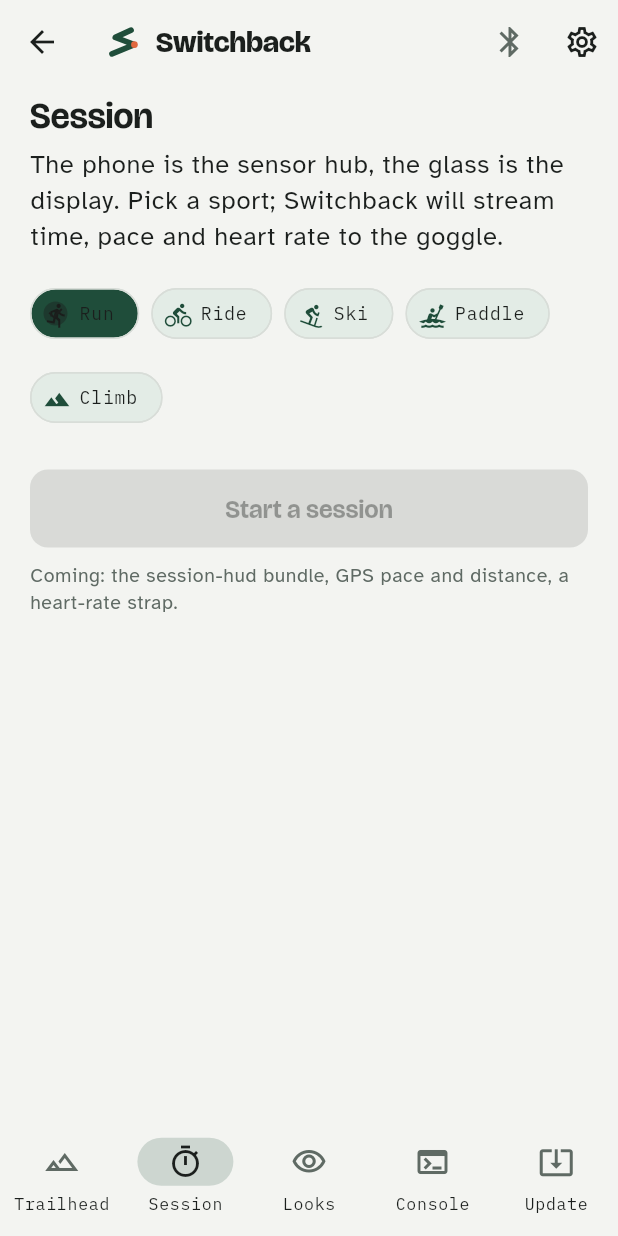
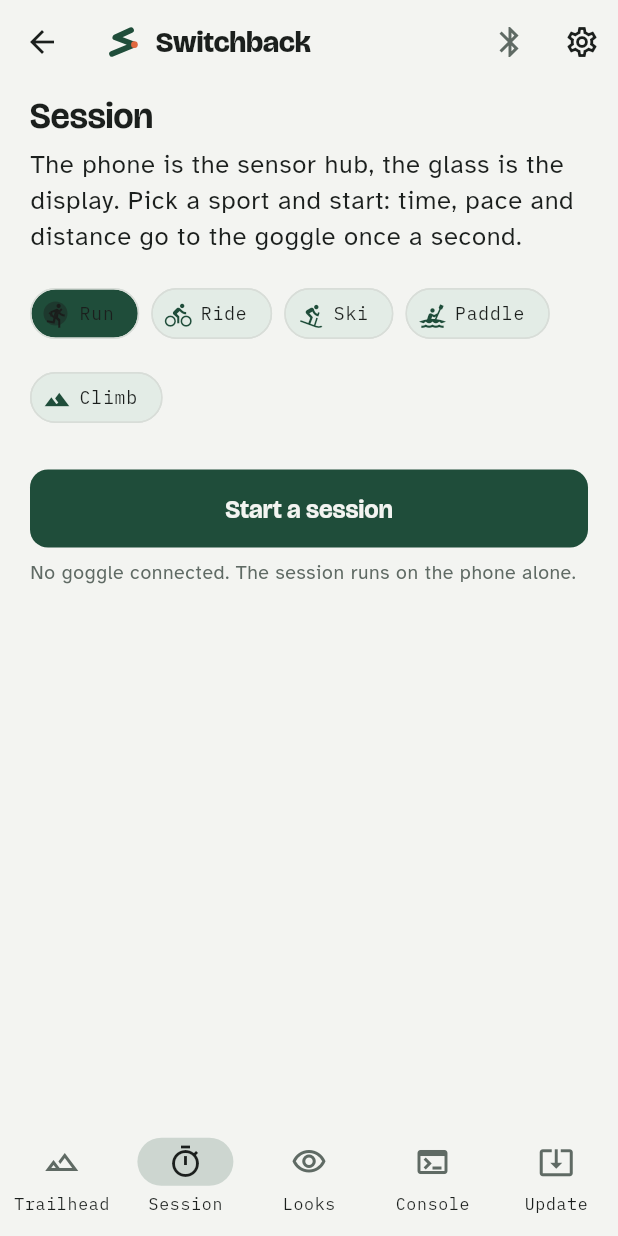
Before and after one commit to IoTone/OpenWR, a Flutter app: the HomeShell screen opened directly, swiped to page 2, on a phone screen of 412 x 824 dp. Run offline on Flutter 3.47's test engine with Material 3 defaults, Android fonts, the phone set to English and light mode, and no system bars; our stand-ins replace flutter_blue_plus, flutter_native_splash, geolocator, go_router, package_info_plus, permission_handler and 2 more; missing offline and left inert: network_info_plus, wifi_scan; accounts and stored records are empty.

Commit message:
Switchback phase E: sessions; goggle session HUD
App: SessionController streams elapsed time, GPS pace and distance (and
heart rate, 0 until a strap) to the goggle once a second as
'secs pace10 dist100 hr sess!', keeps the screen awake, and logs finished
sessions; the Session tab shows the live numbers large and the recent log.
Goggle bundle 0.6: 15-session.fs draws the session layout when sess-on,
weather themes otherwise. Verified on the goggle over USB with a clean
stack; release build installed on the Sharp SH-53D.

Co-Authored-By: Claude Fable 5.1 <noreply@anthropic.com>

```diff
--- a/projects/apps/switchback/assets/bundles/weather-hud/files.txt
+++ b/projects/apps/switchback/assets/bundles/weather-hud/files.txt
@@ -2,5 +2,6 @@
 10-strip.fs
 11-glance.fs
 12-ribbon.fs
+15-session.fs
 20-hud.fs
 30-anim.fs
--- a/projects/apps/switchback/lib/gen/app_localizations.dart
+++ b/projects/apps/switchback/lib/gen/app_localizations.dart
@@ -863,7 +863,7 @@ abstract class AppLocalizations {
   /// No description provided for @sessionBody.
   ///
   /// In en, this message translates to:
-  /// **'The phone is the sensor hub, the glass is the display. Pick a sport; Switchback will stream time, pace and heart rate to the goggle.'**
+  /// **'The phone is the sensor hub, the glass is the display. Pick a sport and start: time, pace and distance go to the goggle once a second.'**
   String get sessionBody;
 
   /// No description provided for @sportRun.
@@ -1321,6 +1321,42 @@ abstract class AppLocalizations {
   /// In en, this message translates to:
   /// **'The goggle did not answer: {e}'**
   String looksSendFailed(String e);
+
+  /// No description provided for @sessionGlassReady.
+  ///
+  /// In en, this message translates to:
+  /// **'The goggle is connected; it will show the session.'**
+  String get sessionGlassReady;
+
+  /// No description provided for @sessionNoGlass.
+  ///
+  /// In en, this message translates to:
+  /// **'No goggle connected. The session runs on the phone alone.'**
+  String get sessionNoGlass;
+
+  /// No description provided for @sessionPace.
+  ///
+  /// In en, this message translates to:
+  /// **'min/{unit}'**
+  String sessionPace(String unit);
+
+  /// No description provided for @sessionStop.
+  ///
+  /// In en, this message translates to:
+  /// **'Stop'**
+  String get sessionStop;
+
+  /// No description provided for @sessionDone.
+  ///
+  /// In en, this message translates to:
+  /// **'Done: {time}, {dist} {unit}.'**
+  String sessionDone(String time, String dist, String unit);
+
+  /// No description provided for @sessionLogTitle.
+  ///
+  /// In en, this message translates to:
+  /// **'Recent sessions'**
+  String get sessionLogTitle;
 }
 
 class _AppLocalizationsDelegate
--- /dev/null
+++ b/projects/apps/switchback/lib/goggle/session.dart
@@ -0,0 +1,202 @@
+// Copyright (c) 2026 IoTone, Inc.
+// SPDX-License-Identifier: MIT
+//
+// A session: the phone is the sensor hub, the glass is the display. GPS
+// gives distance and pace, a timer gives elapsed time, and once a second
+// one Forth line goes to the goggle:  secs pace10 dist100 hr sess!
+import 'dart:async';
+import 'dart:convert';
+import 'dart:math' as math;
+
+import 'package:flutter/foundation.dart';
+import 'package:geolocator/geolocator.dart';
+import 'package:shared_preferences/shared_preferences.dart';
+import 'package:wakelock_plus/wakelock_plus.dart';
+
+import 'console.dart';
+
+enum Sport { run, ride, ski, paddle, climb }
+
+class SessionSummary {
+  const SessionSummary({required this.sport, required this.startedAt, required this.seconds, required this.meters, required this.imperial});
+  final Sport sport;
+  final DateTime startedAt;
+  final int seconds;
+  final double meters;
+  final bool imperial;
+
+  double get distanceUnits => imperial ? meters / 1609.344 : meters / 1000;
+  double get avgPaceMinPerUnit => distanceUnits < 0.01 ? 0 : (seconds / 60) / distanceUnits;
+
+  Map<String, dynamic> toJson() => <String, dynamic>{
+        'sport': sport.name, 'startedAt': startedAt.toIso8601String(), 'seconds': seconds, 'meters': meters, 'imperial': imperial,
+      };
+  static SessionSummary fromJson(Map<String, dynamic> j) => SessionSummary(
+        sport: Sport.values.firstWhere((Sport s) => s.name == j['sport'], orElse: () => Sport.run),
+        startedAt: DateTime.parse(j['startedAt'] as String),
+        seconds: j['seconds'] as int,
+        meters: (j['meters'] as num).toDouble(),
+        imperial: j['imperial'] as bool,
+      );
+}
+
+class SessionController extends ChangeNotifier {
+  SessionController({required GoggleConsole goggle}) : _g = goggle;
+
+  final GoggleConsole _g;
+  static const String _kLog = 'session.log';
+
+  Sport sport = Sport.run;
+  void setSport(Sport s) {
+    sport = s;
+    notifyListeners();
+  }
+  bool _running = false;
+  DateTime? _startedAt;
+  int _seconds = 0;
+  double _meters = 0;
+  double _paceMinPerUnit = 0; // rolling, over the last ~30 s
+  int _hr = 0;
+  Position? _last;
+  final List<(DateTime, double)> _recent = <(DateTime, double)>[]; // (time, cumulative meters)
+  StreamSubscription<Position>? _pos;
+  Timer? _tick;
+  String? _gpsNote;
+  List<SessionSummary> _log = <SessionSummary>[];
+
+  bool get running => _running;
+  int get seconds => _seconds;
+  double get meters => _meters;
+  double get paceMinPerUnit => _paceMinPerUnit;
+  int get hr => _hr;
+  String? get gpsNote => _gpsNote;
+  List<SessionSummary> get log => List<SessionSummary>.unmodifiable(_log);
+  bool get imperial => _g.status?.imperial ?? true;
+  double get distanceUnits => imperial ? _meters / 1609.344 : _meters / 1000;
+
+  Future<void> load() async {
+    final SharedPreferences p = await SharedPreferences.getInstance();
+    final List<String> raw = p.getStringList(_kLog) ?? <String>[];
+    _log = raw.map((String s) => SessionSummary.fromJson(jsonDecode(s) as Map<String, dynamic>)).toList();
+    notifyListeners();
+  }
+
+  Future<void> start() async {
+    if (_running) return;
+    _running = true;
+    _startedAt = DateTime.now();
+    _seconds = 0;
+    _meters = 0;
+    _paceMinPerUnit = 0;
+    _last = null;
+    _recent.clear();
+    _gpsNote = null;
+    notifyListeners();
+    unawaited(WakelockPlus.enable());
+    unawaited(_startGps());
+    if (_g.isConnected) unawaited(_g.send('sess-on', timeout: const Duration(seconds: 3)).catchError((_) => ''));
+    _tick = Timer.periodic(const Duration(seconds: 1), (_) => _onTick());
+  }
+
+  Future<void> _startGps() async {
+    try {
+      LocationPermission p = await Geolocator.checkPermission();
+      if (p == LocationPermission.denied) p = await Geolocator.requestPermission();
+      if (p == LocationPermission.denied || p == LocationPermission.deniedForever) {
+        _gpsNote = 'no location permission: time only';
+        notifyListeners();
+        return;
+      }
+      if (!await Geolocator.isLocationServiceEnabled()) {
+        _gpsNote = 'location is off: time only';
+        notifyListeners();
+        return;
+      }
+      _pos = Geolocator.getPositionStream(
+        locationSettings: const LocationSettings(accuracy: LocationAccuracy.best, distanceFilter: 3),
+      ).listen(_onPosition, onError: (Object e) {
+        _gpsNote = 'gps: $e';
+        notifyListeners();
+      });
+      _gpsNote = 'waiting for GPS…';
+      notifyListeners();
+    } catch (e) {
+      _gpsNote = 'gps: $e';
+      notifyListeners();
+    }
+  }
+
+  void _onPosition(Position p) {
+    if (p.accuracy > 40) {
+      _gpsNote = 'GPS accuracy ${p.accuracy.round()} m, waiting';
+      notifyListeners();
+      return;
+    }
+    final Position? prev = _last;
+    if (prev != null) {
+      final double d = Geolocator.distanceBetween(prev.latitude, prev.longitude, p.latitude, p.longitude);
+      if (d < 200) _meters += d; // a jump bigger than that is a GPS glitch
+    }
+    _last = p;
+    _gpsNote = null;
+    final DateTime now = DateTime.now();
+    _recent.add((now, _meters));
+    _recent.removeWhere(((DateTime, double) r) => now.difference(r.$1).inSeconds > 30);
+    if (_recent.length >= 2) {
+      final double dm = _meters - _recent.first.$2;
+      final double ds = now.difference(_recent.first.$1).inMilliseconds / 1000;
+      final double unitsPerSec = (imperial ? dm / 1609.344 : dm / 1000) / math.max(ds, 1);
+      _paceMinPerUnit = unitsPerSec < 1e-4 ? 0 : (1 / unitsPerSec) / 60;
+    }
+    notifyListeners();
+  }
+
+  void _onTick() {
+    if (!_running) return;
+    _seconds = DateTime.now().difference(_startedAt!).inSeconds;
+    notifyListeners();
+    if (_g.isConnected && !_g.busy) {
+      final int pace10 = (_paceMinPerUnit * 10).round().clamp(0, 999);
+      final int dist100 = (distanceUnits * 100).round();
+      unawaited(_g.send('$_seconds $pace10 $dist100 $_hr sess!', timeout: const Duration(seconds: 2), background: true).catchError((_) => ''));
+    }
+  }
+
+  Future<SessionSummary?> stop() async {
+    if (!_running) return null;
+    _running = false;
+    _tick?.cancel();
+    _tick = null;
+    await _pos?.cancel();
+    _pos = null;
+    unawaited(WakelockPlus.disable());
+    if (_g.isConnected) unawaited(_g.send('sess-off', timeout: const Duration(seconds: 3)).catchError((_) => ''));
+    final SessionSummary s = SessionSummary(sport: sport, startedAt: _startedAt!, seconds: _seconds, meters: _meters, imperial: imperial);
+    _log.insert(0, s);
+    if (_log.length > 50) _log.removeLast();
+    final SharedPreferences p = await SharedPreferences.getInstance();
+    await p.setStringList(_kLog, _log.map((SessionSummary x) => jsonEncode(x.toJson())).toList());
+    notifyListeners();
+    return s;
+  }
+
+  @override
+  void dispose() {
+    _tick?.cancel();
+    _pos?.cancel();
+    super.dispose();
+  }
+}
+
+String fmtClock(int secs) {
+  final int h = secs ~/ 3600, m = (secs % 3600) ~/ 60, s = secs % 60;
+  final String mm = m.toString().padLeft(2, '0'), ss = s.toString().padLeft(2, '0');
+  return h > 0 ? '$h:$mm:$ss' : '$mm:$ss';
+}
+
+String fmtPace(double minPerUnit) {
+  if (minPerUnit <= 0 || minPerUnit > 99) return '--:--';
+  final int m = minPerUnit.floor();
+  final int s = ((minPerUnit - m) * 60).round();
+  return '$m:${s.toString().padLeft(2, '0')}';
+}
--- a/projects/apps/switchback/lib/main.dart
+++ b/projects/apps/switchback/lib/main.dart
@@ -12,6 +12,7 @@ import 'package:switchback/gen/app_localizations.dart';
 import 'package:switchback/goggle/console.dart';
 import 'package:switchback/goggle/nus_transport.dart';
 import 'package:switchback/goggle/release_server.dart';
+import 'package:switchback/goggle/session.dart';
 import 'package:switchback/l10n/locale_controller.dart';
 import 'package:switchback/perms/first_run_controller.dart';
 import 'package:switchback/perms/permissions_service.dart';
@@ -47,6 +48,10 @@ void main() {
             create: (_) => GoggleConsole(transport: NusTransport()),
           ),
           ChangeNotifierProvider<ReleaseServer>(create: (_) => ReleaseServer()),
+          ChangeNotifierProxyProvider<GoggleConsole, SessionController>(
+            create: (BuildContext c) => SessionController(goggle: c.read<GoggleConsole>())..load(),
+            update: (_, __, SessionController? s) => s!,
+          ),
         ],
         child: const SwitchbackApp(),
       ),
--- a/projects/apps/switchback/lib/screens/session_screen.dart
+++ b/projects/apps/switchback/lib/screens/session_screen.dart
@@ -5,36 +5,35 @@ import 'package:provider/provider.dart';
 
 import '../gen/app_localizations.dart';
 import '../goggle/console.dart';
+import '../goggle/session.dart';
+import '../theme/tokens.dart';
 
-/// Session: the sports half. Phase E of the app design installs the
-/// `session-hud` bundle and streams pace, distance and heart rate to the
-/// glass. Until then this screen says what it will do and lets you pick
-/// the sport, so the shell and navigation are real.
-class SessionScreen extends StatefulWidget {
+/// Session: pick a sport, start, and the phone streams time, pace, distance
+/// and heart rate to the glass once a second. The phone shows the same
+/// numbers large, and keeps a log of finished sessions.
+class SessionScreen extends StatelessWidget {
   const SessionScreen({super.key});
 
   @override
-  State<SessionScreen> createState() => _SessionScreenState();
-}
-
-class _SessionScreenState extends State<SessionScreen> {
-  String _sport = 'run';
-
-  @override
   Widget build(BuildContext context) {
+    final SessionController ss = context.watch<SessionController>();
     final GoggleConsole g = context.watch<GoggleConsole>();
     final AppLocalizations l = AppLocalizations.of(context);
     final ThemeData t = Theme.of(context);
-    final Map<String, IconData> sports = <String, IconData>{
-      'run': Icons.directions_run,
-      'ride': Icons.directions_bike,
-      'ski': Icons.downhill_skiing,
-      'paddle': Icons.kayaking,
-      'climb': Icons.terrain,
+    final ColorScheme cs = t.colorScheme;
+    final String unit = ss.imperial ? 'mi' : 'km';
+    final Map<Sport, IconData> icons = <Sport, IconData>{
+      Sport.run: Icons.directions_run,
+      Sport.ride: Icons.directions_bike,
+      Sport.ski: Icons.downhill_skiing,
+      Sport.paddle: Icons.kayaking,
+      Sport.climb: Icons.terrain,
     };
+
     return ListView(
       padding: const EdgeInsets.fromLTRB(20, 8, 20, 32),
       children: <Widget>[
+        if (!ss.running) ...<Widget>[
           Text(l.sessionTitle, style: t.textTheme.headlineMedium),
           const SizedBox(height: 8),
           Text(l.sessionBody, style: t.textTheme.bodyLarge),
@@ -43,33 +42,95 @@ class _SessionScreenState extends State<SessionScreen> {
             spacing: 8,
             runSpacing: 8,
             children: <Widget>[
-            for (final MapEntry<String, IconData> s in sports.entries)
+              for (final Sport s in Sport.values)
                 ChoiceChip(
-                avatar: Icon(s.value, size: 18),
-                label: Text(_label(l, s.key)),
-                selected: _sport == s.key,
-                onSelected: (_) => setState(() => _sport = s.key),
+                  avatar: Icon(icons[s], size: 18),
+                  label: Text(_label(l, s)),
+                  selected: ss.sport == s,
+                  onSelected: (_) => ss.setSport(s),
                 ),
             ],
           ),
           const SizedBox(height: 24),
+          FilledButton(onPressed: ss.start, child: Text(l.startSession)),
+          const SizedBox(height: 8),
+          Text(g.isConnected ? l.sessionGlassReady : l.sessionNoGlass, style: t.textTheme.bodySmall),
+        ] else ...<Widget>[
+          Row(
+            children: <Widget>[
+              Icon(icons[ss.sport], color: cs.primary),
+              const SizedBox(width: 8),
+              Text(_label(l, ss.sport).toUpperCase(), style: t.textTheme.labelMedium?.copyWith(color: cs.primary)),
+              const Spacer(),
+              if (g.isConnected) Icon(Icons.visibility, size: 18, color: cs.tertiary),
+            ],
+          ),
+          const SizedBox(height: 8),
+          Text(fmtClock(ss.seconds), style: t.textTheme.displayLarge?.copyWith(fontFeatures: const <FontFeature>[FontFeature.tabularFigures()])),
+          const SizedBox(height: 14),
+          Row(
+            children: <Widget>[
+              Expanded(child: _Cell(label: l.sessionPace(unit), value: fmtPace(ss.paceMinPerUnit))),
+              Expanded(child: _Cell(label: unit, value: ss.distanceUnits.toStringAsFixed(2))),
+              Expanded(child: _Cell(label: 'bpm', value: ss.hr > 0 ? '${ss.hr}' : '--')),
+            ],
+          ),
+          if (ss.gpsNote != null) ...<Widget>[
+            const SizedBox(height: 10),
+            Text(ss.gpsNote!, style: t.textTheme.bodySmall),
+          ],
+          const SizedBox(height: 24),
           FilledButton(
-          onPressed: g.isConnected
-              ? () => ScaffoldMessenger.of(context).showSnackBar(SnackBar(content: Text(l.sessionComingSoon)))
-              : null,
-          child: Text(l.startSession),
+            style: FilledButton.styleFrom(backgroundColor: cs.error, foregroundColor: cs.onError, minimumSize: const Size(64, 64)),
+            onPressed: () async {
+              final SessionSummary? s = await ss.stop();
+              if (s != null && context.mounted) {
+                ScaffoldMessenger.of(context).showSnackBar(SnackBar(
+                  content: Text(l.sessionDone(fmtClock(s.seconds), s.distanceUnits.toStringAsFixed(2), unit)),
+                ));
+              }
+            },
+            child: Text(l.sessionStop),
           ),
-        const SizedBox(height: 10),
-        Text(l.sessionPhaseNote, style: t.textTheme.bodySmall),
+        ],
+        if (ss.log.isNotEmpty) ...<Widget>[
+          const Divider(height: 32),
+          Text(l.sessionLogTitle, style: t.textTheme.titleMedium?.copyWith(fontFamily: kFontDisplay, fontSize: 18)),
+          const SizedBox(height: 6),
+          for (final SessionSummary s in ss.log.take(10))
+            ListTile(
+              contentPadding: EdgeInsets.zero,
+              leading: Icon(icons[s.sport], color: cs.onSurfaceVariant),
+              title: Text('${fmtClock(s.seconds)} · ${s.distanceUnits.toStringAsFixed(2)} ${s.imperial ? 'mi' : 'km'} · ${fmtPace(s.avgPaceMinPerUnit)} ${l.sessionPace(s.imperial ? 'mi' : 'km')}'),
+              subtitle: Text('${_label(l, s.sport)} · ${s.startedAt.toLocal().toString().substring(0, 16)}'),
+            ),
+        ],
       ],
     );
   }
 
-  String _label(AppLocalizations l, String key) => switch (key) {
-        'run' => l.sportRun,
-        'ride' => l.sportRide,
-        'ski' => l.sportSki,
-        'paddle' => l.sportPaddle,
-        _ => l.sportClimb,
+  static String _label(AppLocalizations l, Sport s) => switch (s) {
+        Sport.run => l.sportRun,
+        Sport.ride => l.sportRide,
+        Sport.ski => l.sportSki,
+        Sport.paddle => l.sportPaddle,
+        Sport.climb => l.sportClimb,
       };
 }
+
+class _Cell extends StatelessWidget {
+  const _Cell({required this.label, required this.value});
+  final String label;
+  final String value;
+  @override
+  Widget build(BuildContext context) {
+    final ThemeData t = Theme.of(context);
+    return Column(
+      crossAxisAlignment: CrossAxisAlignment.start,
+      children: <Widget>[
+        Text(value, style: t.textTheme.headlineLarge?.copyWith(fontFeatures: const <FontFeature>[FontFeature.tabularFigures()])),
+        Text(label, style: t.textTheme.labelMedium),
+      ],
+    );
+  }
+}
```
Also changed, not shown: projects/apps/switchback/lib/gen/app_localizations_en.dart (+25 -1 lines), projects/apps/switchback/lib/gen/app_localizations_ja.dart (+24 -1 lines), projects/apps/switchback/lib/l10n/app_en.arb (+28 -2 lines), projects/apps/switchback/lib/l10n/app_ja.arb (+28 -2 lines), 9 other files. Lines whose indentation alone changed are shown as unchanged.
